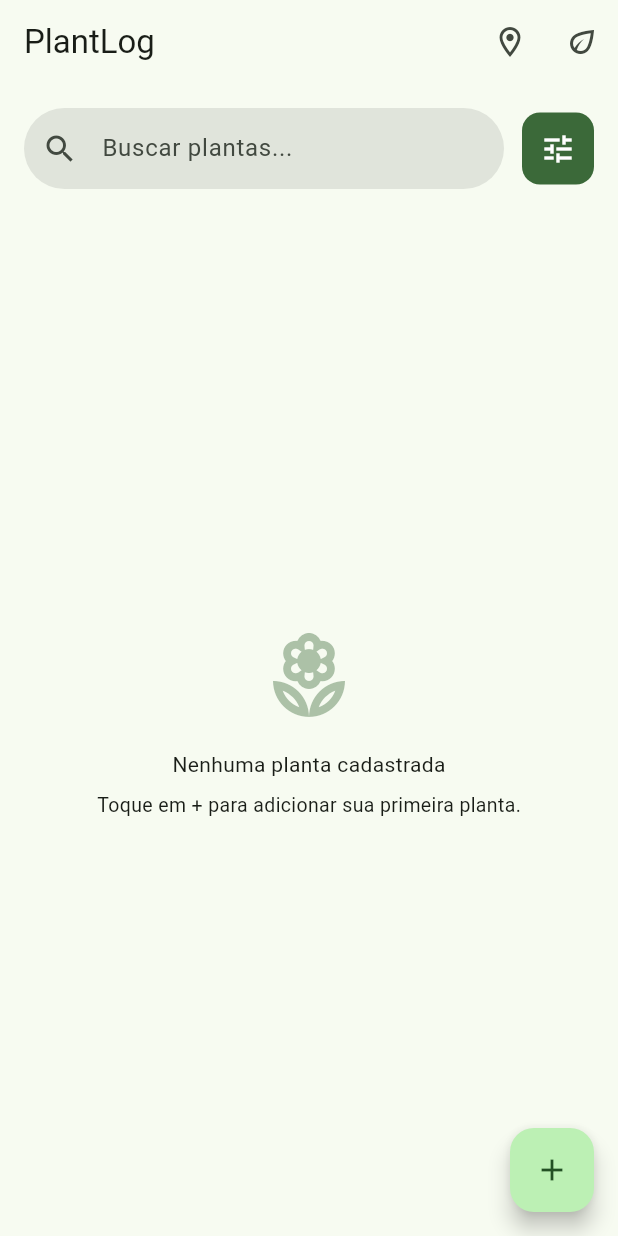
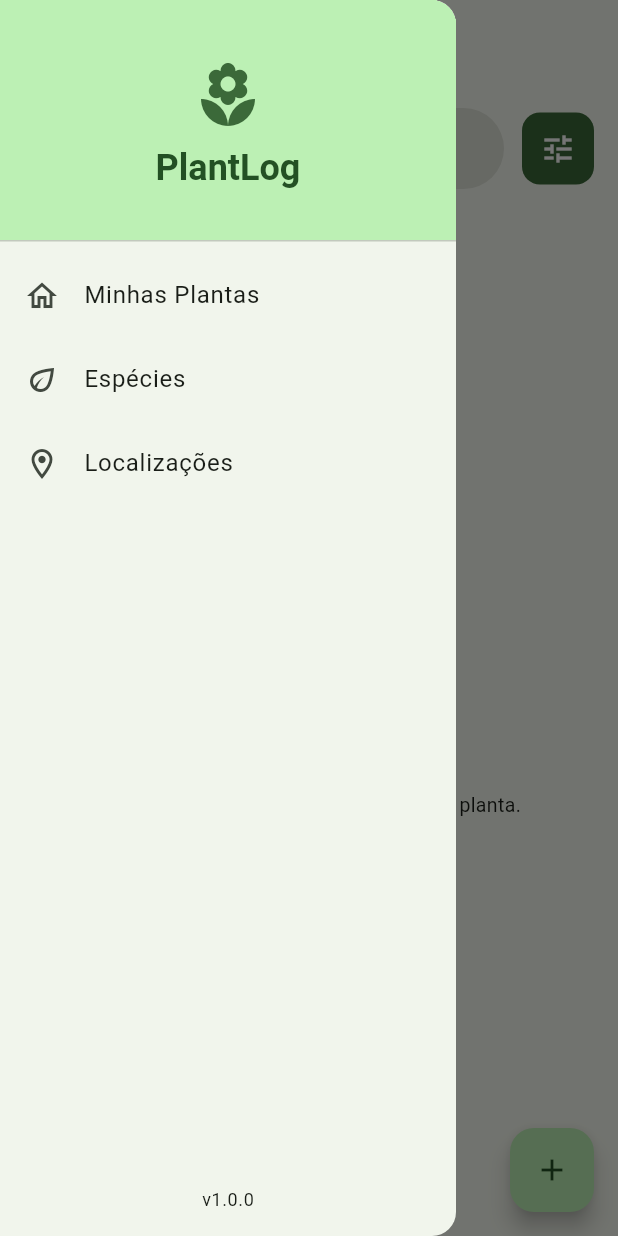
Before and after one commit to bruno1pb13/Polypodium, a Flutter app: the screen it shows after launch, with the side drawer open (before the commit the screen has no drawer), on a phone screen of 412 x 824 dp. Run offline on Flutter 3.47's test engine with Material 3 defaults, Android fonts, the phone set to English and light mode, and no system bars; our stand-ins replace drift, flutter_local_notifications, flutter_riverpod, flutter_timezone, image_picker, riverpod_annotation and 1 more; missing offline and left inert: workmanager; accounts and stored records are empty; generated files the repository leaves out were written again.

Commit message:
feat: implement global navigation drawer for application navigation
- Adds a new `AppDrawer` widget to centralize navigation between Home, Species, and Locations.
- Updates the `HomeScreen` to use the drawer and removes redundant navigation action buttons from the `AppBar`.
- Includes a themed header with the app icon and a version indicator footer in the drawer.

```diff
--- /dev/null
+++ b/lib/core/widgets/app_drawer.dart
@@ -0,0 +1,88 @@
+import 'package:flutter/material.dart';
+import '../../features/plants/presentation/screens/home_screen.dart';
+import '../../features/species/presentation/screens/species_list_screen.dart';
+import '../../features/locations/presentation/screens/locations_list_screen.dart';
+
+class AppDrawer extends StatelessWidget {
+  const AppDrawer({super.key});
+
+  @override
+  Widget build(BuildContext context) {
+    return Drawer(
+      child: Column(
+        children: [
+          DrawerHeader(
+            decoration: BoxDecoration(
+              color: Theme.of(context).colorScheme.primaryContainer,
+            ),
+            child: Center(
+              child: Column(
+                mainAxisAlignment: MainAxisAlignment.center,
+                children: [
+                  Icon(
+                    Icons.local_florist,
+                    size: 48,
+                    color: Theme.of(context).colorScheme.primary,
+                  ),
+                  const SizedBox(height: 8),
+                  Text(
+                    'PlantLog',
+                    style: Theme.of(context).textTheme.headlineSmall?.copyWith(
+                          color: Theme.of(context).colorScheme.onPrimaryContainer,
+                          fontWeight: FontWeight.bold,
+                        ),
+                  ),
+                ],
+              ),
+            ),
+          ),
+          ListTile(
+            leading: const Icon(Icons.home_outlined),
+            title: const Text('Minhas Plantas'),
+            onTap: () {
+              Navigator.pop(context); // Close drawer
+              // If already on home, just close. If not, push/replace.
+              // For simplicity in this structure, we push replacement if needed
+              // but since HomeScreen is the root, we can just check if we can pop
+              // or just navigate back to root if possible.
+              Navigator.of(context).pushAndRemoveUntil(
+                MaterialPageRoute(builder: (_) => const HomeScreen()),
+                (route) => false,
+              );
+            },
+          ),
+          ListTile(
+            leading: const Icon(Icons.eco_outlined),
+            title: const Text('Espécies'),
+            onTap: () {
+              Navigator.pop(context);
+              Navigator.push(
+                context,
+                MaterialPageRoute(builder: (_) => const SpeciesListScreen()),
+              );
+            },
+          ),
+          ListTile(
+            leading: const Icon(Icons.location_on_outlined),
+            title: const Text('Localizações'),
+            onTap: () {
+              Navigator.pop(context);
+              Navigator.push(
+                context,
+                MaterialPageRoute(builder: (_) => const LocationsListScreen()),
+              );
+            },
+          ),
+          const Spacer(),
+          Padding(
+            padding: const EdgeInsets.all(16.0),
+            child: Text(
+              'v1.0.0',
+              style: Theme.of(context).textTheme.bodySmall,
+            ),
+          ),
+        ],
+      ),
+    );
+  }
+}
--- a/lib/features/plants/presentation/screens/home_screen.dart
+++ b/lib/features/plants/presentation/screens/home_screen.dart
@@ -6,6 +6,7 @@ import '../../../locations/presentation/screens/locations_list_screen.dart';
 import '../providers/plants_providers.dart';
 import '../providers/plant_search_providers.dart';
 import '../../../../core/enums.dart';
+import '../../../../core/widgets/app_drawer.dart';
 import '../widgets/plant_list_item.dart';
 import 'add_edit_plant_screen.dart';
 import 'plant_detail_screen.dart';
@@ -33,25 +34,8 @@ class _HomeScreenState extends ConsumerState<HomeScreen> {
     return Scaffold(
       appBar: AppBar(
         title: const Text('PlantLog'),
-        actions: [
-          IconButton(
-            icon: const Icon(Icons.location_on_outlined),
-            tooltip: 'Localizações',
-            onPressed: () => Navigator.push(
-              context,
-              MaterialPageRoute(builder: (_) => const LocationsListScreen()),
-            ),
-          ),
-          IconButton(
-            icon: const Icon(Icons.eco_outlined),
-            tooltip: 'Espécies',
-            onPressed: () => Navigator.push(
-              context,
-              MaterialPageRoute(builder: (_) => const SpeciesListScreen()),
-            ),
-          ),
-        ],
       ),
+      drawer: const AppDrawer(),
       body: Column(
         children: [
           Padding(
```
